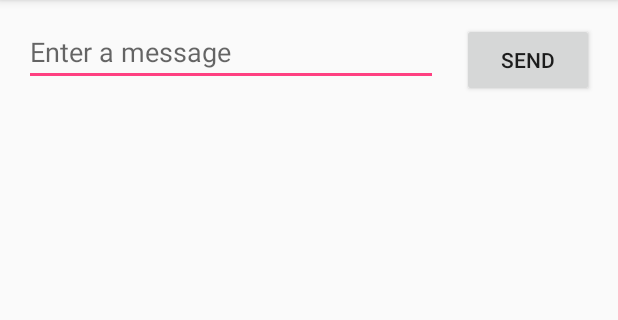
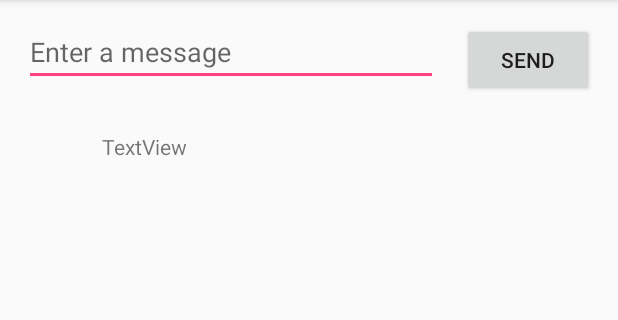
Before and after one commit to thaingo/AndroidAppTraining, an Android app: the screen it shows after launch (MainActivity), on a phone screen of 412 x 824 dp, the part 84-404 px from its top. Run offline under Robolectric (Android 15) with nearby library versions, the phone set to English and light mode, and no system bars.

```diff
--- a/app/src/main/res/layout/activity_main.xml
+++ b/app/src/main/res/layout/activity_main.xml
@@ -26,7 +26,7 @@
     android:layout_height="49dp"
     android:layout_marginEnd="16dp"
     android:layout_marginStart="16dp"
-    android:onClick="sendMessageIntent"
+    android:onClick="onClickCounter"
     android:text="@string/button_send"
     app:layout_constraintBaseline_toBaselineOf="@+id/editText"
     app:layout_constraintEnd_toEndOf="parent"
@@ -43,4 +43,15 @@
     app:layout_constraintBottom_toBottomOf="parent"
     app:layout_constraintLeft_toLeftOf="parent"
     app:layout_constraintRight_toRightOf="parent" />
+
+  <TextView
+    android:id="@+id/textView"
+    android:layout_width="328dp"
+    android:layout_height="38dp"
+    android:layout_marginEnd="16dp"
+    android:layout_marginTop="88dp"
+    android:text="TextView"
+    app:layout_constraintEnd_toEndOf="parent"
+    app:layout_constraintLeft_toLeftOf="parent"
+    app:layout_constraintTop_toTopOf="parent" />
 </android.support.constraint.ConstraintLayout>
```
Also changed, not shown: app/src/main/java/com/example/thaingo/myapplication/MainActivity.java (+22 -0 lines).
